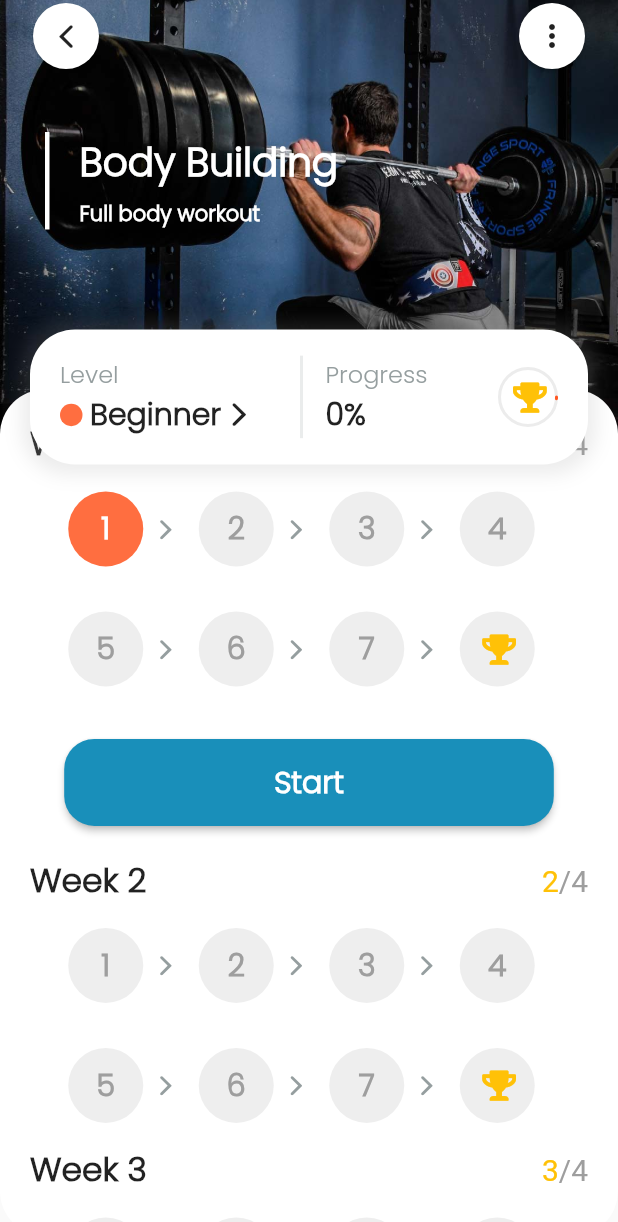
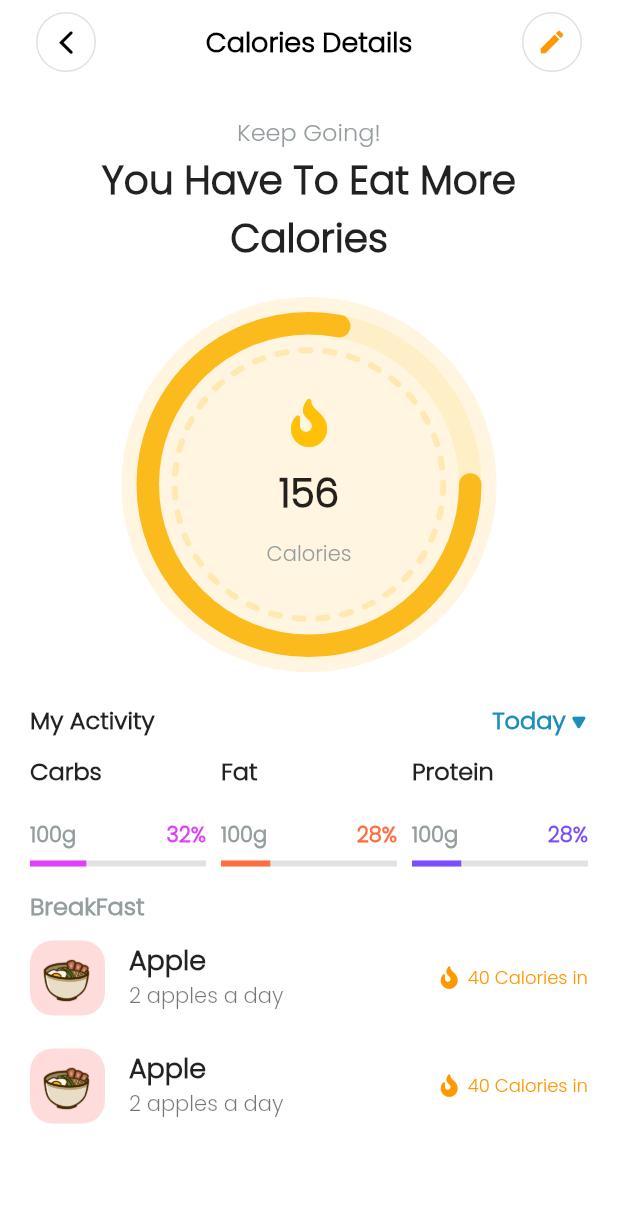
Before and after one commit to mustafamagdy/demos_fitness_1, a Flutter app: the screen it shows after launch, on a phone screen of 412 x 824 dp. Shown: the top 1222 px of the screen. Run offline on Flutter 3.47's test engine with Material 2 defaults, Android fonts, the phone set to English and light mode, and no system bars; drawn by our look-alikes of dotted_border, percent_indicator; our stand-ins replace font_awesome_flutter, material_design_icons_flutter.

Commit message:
calories details screen

```diff
--- a/lib/main.dart
+++ b/lib/main.dart
@@ -1,7 +1,6 @@
 import 'package:flutter/material.dart';
 
-import 'screens/goal/goal_screen.dart';
-import 'screens/home/home_screen.dart';
+import 'screens/calories_details_screen.dart';
 
 void main() {
   runApp(const MyApp());
@@ -19,7 +18,7 @@ class MyApp extends StatelessWidget {
         fontFamily: 'Poppins',
         primarySwatch: Colors.blue,
       ),
-      home: const GoalScreen(),
+      home: const CaloriesDetailsScreen(),
     );
   }
 }
--- /dev/null
+++ b/lib/screens/calories_details_screen.dart
@@ -0,0 +1,454 @@
+import 'package:dotted_border/dotted_border.dart';
+import 'package:fitness_1/constants.dart';
+import 'package:flutter/cupertino.dart';
+import 'package:flutter/material.dart';
+import 'dart:math' as math;
+
+import 'package:font_awesome_flutter/font_awesome_flutter.dart';
+import 'package:percent_indicator/circular_percent_indicator.dart';
+
+class CaloriesDetailsScreen extends StatelessWidget {
+  const CaloriesDetailsScreen({Key? key}) : super(key: key);
+
+  @override
+  Widget build(BuildContext context) {
+    final size = MediaQuery.of(context).size;
+    final activitySectionWidth = (size.width - kDefaultPadding * 3) / 3;
+    var height = size.height;
+    final centerWidgetSize = 250.0;
+    var appBar = AppBar(
+      backgroundColor: Colors.white,
+      elevation: 0,
+      automaticallyImplyLeading: false,
+      title: Row(
+        children: [
+          Padding(
+            padding: const EdgeInsets.all(8.0),
+            child: Container(
+              width: 40,
+              height: 40,
+              decoration: BoxDecoration(
+                borderRadius: BorderRadius.circular(50),
+                border:
+                    Border.all(color: kLightGrey.withOpacity(0.3), width: 1),
+              ),
+              child: const Icon(CupertinoIcons.back, color: Colors.black),
+            ),
+          ),
+          const Expanded(
+            child: Center(
+              child: Text(
+                'Calories Details',
+                style: TextStyle(
+                  fontWeight: FontWeight.bold,
+                  fontSize: 18,
+                  color: Colors.black,
+                ),
+              ),
+            ),
+          ),
+          Padding(
+            padding: const EdgeInsets.all(8.0),
+            child: Container(
+              width: 40,
+              height: 40,
+              decoration: BoxDecoration(
+                borderRadius: BorderRadius.circular(50),
+                border:
+                    Border.all(color: kLightGrey.withOpacity(0.3), width: 1),
+              ),
+              child: const Icon(
+                Icons.edit,
+                color: Colors.orange,
+                size: 20,
+              ),
+            ),
+          ),
+        ],
+      ),
+    );
+    var space1 = const SizedBox(height: kDefaultPadding);
+
+    height = height -
+        appBar.preferredSize.height -
+        space1.height! -
+        350 -
+        kDefaultPadding -
+        100 -
+        kDefaultPadding -
+        kDefaultPadding -
+        (2 * 50);
+
+    return Scaffold(
+      backgroundColor: Colors.white,
+      appBar: appBar,
+      body: Padding(
+        padding: const EdgeInsets.symmetric(horizontal: kDefaultPadding),
+        child: Column(
+          crossAxisAlignment: CrossAxisAlignment.center,
+          children: [
+            space1,
+            const Text(
+              'Keep Going!',
+              style: TextStyle(
+                color: kLightGrey,
+                fontSize: 16,
+              ),
+            ),
+            const Padding(
+              padding: EdgeInsets.symmetric(
+                horizontal: kDefaultPadding * 2,
+              ),
+              child: Text(
+                'You Have To Eat More Calories',
+                textAlign: TextAlign.center,
+                style: TextStyle(
+                  fontWeight: FontWeight.bold,
+                  fontSize: 26,
+                ),
+              ),
+            ),
+            Container(
+              margin: const EdgeInsets.symmetric(
+                horizontal: kDefaultPadding * 2,
+                vertical: kDefaultPadding,
+              ),
+              width: centerWidgetSize,
+              height: centerWidgetSize,
+              decoration: BoxDecoration(
+                color: const Color(0xFFFFF5E0),
+                borderRadius: BorderRadius.circular(centerWidgetSize / 2),
+              ),
+              child: Stack(
+                alignment: Alignment.center,
+                children: [
+                  CircularPercentIndicator(
+                    animation: true,
+                    startAngle: 90.0,
+                    circularStrokeCap: CircularStrokeCap.round,
+                    backgroundColor: const Color(0xFFFFEFC7),
+                    progressColor: const Color(0xFFFCBB1C),
+                    radius: (centerWidgetSize / 2) - (kDefaultPadding / 2),
+                    lineWidth: 15.0,
+                    percent: 0.78,
+                    center: DottedBorder(
+                      color: const Color(0xFFFFE8B1),
+                      borderType: BorderType.Circle,
+                      dashPattern: const [6, 10],
+                      strokeWidth: 4,
+                      radius: Radius.circular(centerWidgetSize / 2),
+                      strokeCap: StrokeCap.round,
+                      child: SizedBox(
+                        width: centerWidgetSize * .7,
+                        height: centerWidgetSize * .7,
+                        // padding: const EdgeInsets.all(kDefaultPadding),
+
+                        child: Padding(
+                          padding: const EdgeInsets.all(kDefaultPadding),
+                          child: Column(
+                            mainAxisAlignment: MainAxisAlignment.spaceEvenly,
+                            crossAxisAlignment: CrossAxisAlignment.center,
+                            children: const [
+                              Icon(
+                                FontAwesomeIcons.fire,
+                                color: Colors.amber,
+                                size: 32,
+                              ),
+                              Text(
+                                '156',
+                                style: TextStyle(
+                                  fontWeight: FontWeight.bold,
+                                  fontSize: 26,
+                                ),
+                              ),
+                              Text(
+                                'Calories',
+                                style: TextStyle(
+                                  color: kLightGrey,
+                                  fontSize: 14,
+                                ),
+                              ),
+                            ],
+                          ),
+                        ),
+                      ),
+                    ),
+                  ),
+                ],
+              ),
+            ),
+            Row(
+              mainAxisAlignment: MainAxisAlignment.spaceBetween,
+              children: [
+                const Text(
+                  'My Activity',
+                  style: TextStyle(
+                    fontWeight: FontWeight.bold,
+                    fontSize: 16,
+                  ),
+                ),
+                Wrap(
+                  crossAxisAlignment: WrapCrossAlignment.center,
+                  children: [
+                    const Text(
+                      'Today',
+                      style: TextStyle(
+                          color: kSkyBlue,
+                          fontSize: 16,
+                          fontWeight: FontWeight.bold),
+                    ),
+                    const SizedBox(width: kDefaultPadding / 4),
+                    Transform.rotate(
+                      angle: math.pi / 3,
+                      child: const Icon(
+                        CupertinoIcons.triangle_fill,
+                        color: kSkyBlue,
+                        size: 10,
+                      ),
+                    ),
+                  ],
+                )
+              ],
+            ),
+            const SizedBox(height: kDefaultPadding / 2),
+            Row(
+              mainAxisAlignment: MainAxisAlignment.spaceBetween,
+              children: [
+                SizedBox(
+                  width: activitySectionWidth,
+                  height: 80,
+                  child: Column(
+                    crossAxisAlignment: CrossAxisAlignment.start,
+                    children: [
+                      const Text(
+                        'Carbs',
+                        style: TextStyle(
+                          fontWeight: FontWeight.bold,
+                          fontSize: 16,
+                        ),
+                      ),
+                      const SizedBox(height: kDefaultPadding),
+                      Row(
+                        mainAxisAlignment: MainAxisAlignment.spaceBetween,
+                        children: const [
+                          Text(
+                            '100g',
+                            style: TextStyle(
+                              fontWeight: FontWeight.bold,
+                              color: kLightGrey,
+                              fontSize: 14,
+                            ),
+                          ),
+                          Text(
+                            '32%',
+                            style: TextStyle(
+                              fontWeight: FontWeight.bold,
+                              color: Colors.purpleAccent,
+                              fontSize: 14,
+                            ),
+                          ),
+                        ],
+                      ),
+                      const SizedBox(height: kDefaultPadding / 3),
+                      Stack(
+                        children: [
+                          Container(
+                            height: 4,
+                            color: Colors.grey.withOpacity(0.3),
+                          ),
+                          FractionallySizedBox(
+                            widthFactor: 0.32,
+                            child: Container(
+                              height: 4,
+                              color: Colors.purpleAccent,
+                            ),
+                          ),
+                        ],
+                      )
+                    ],
+                  ),
+                ),
+                SizedBox(
+                  width: activitySectionWidth,
+                  height: 80,
+                  child: Column(
+                    crossAxisAlignment: CrossAxisAlignment.start,
+                    children: [
+                      const Text(
+                        'Fat',
+                        style: TextStyle(
+                          fontWeight: FontWeight.bold,
+                          fontSize: 16,
+                        ),
+                      ),
+                      const SizedBox(height: kDefaultPadding),
+                      Row(
+                        mainAxisAlignment: MainAxisAlignment.spaceBetween,
+                        children: const [
+                          Text(
+                            '100g',
+                            style: TextStyle(
+                              fontWeight: FontWeight.bold,
+                              color: kLightGrey,
+                              fontSize: 14,
+                            ),
+                          ),
+                          Text(
+                            '28%',
+                            style: TextStyle(
+                              fontWeight: FontWeight.bold,
+                              color: Colors.deepOrangeAccent,
+                              fontSize: 14,
+                            ),
+                          ),
+                        ],
+                      ),
+                      const SizedBox(height: kDefaultPadding / 3),
+                      Stack(
+                        children: [
+                          Container(
+                            height: 4,
+                            color: Colors.grey.withOpacity(0.3),
+                          ),
+                          FractionallySizedBox(
+                            widthFactor: 0.28,
+                            child: Container(
+                              height: 4,
+                              color: Colors.deepOrangeAccent,
+                            ),
+                          ),
+                        ],
+                      )
+                    ],
+                  ),
+                ),
+                SizedBox(
+                  width: activitySectionWidth,
+                  height: 80,
+                  child: Column(
+                    crossAxisAlignment: CrossAxisAlignment.start,
+                    children: [
+                      const Text(
+                        'Protein',
+                        style: TextStyle(
+                          fontWeight: FontWeight.bold,
+                          fontSize: 16,
+                        ),
+                      ),
+                      const SizedBox(height: kDefaultPadding),
+                      Row(
+                        mainAxisAlignment: MainAxisAlignment.spaceBetween,
+                        children: const [
+                          Text(
+                            '100g',
+                            style: TextStyle(
+                              fontWeight: FontWeight.bold,
+                              color: kLightGrey,
+                              fontSize: 14,
+                            ),
+                          ),
+                          Text(
+                            '28%',
+                            style: TextStyle(
+                              fontWeight: FontWeight.bold,
+                              color: Colors.deepPurpleAccent,
+                              fontSize: 14,
+                            ),
+                          ),
+                        ],
+                      ),
+                      const SizedBox(height: kDefaultPadding / 3),
+                      Stack(
+                        children: [
+                          Container(
+                            height: 4,
+                            color: Colors.grey.withOpacity(0.3),
+                          ),
+                          FractionallySizedBox(
+                            widthFactor: 0.28,
+                            child: Container(
+                              height: 4,
+                              color: Colors.deepPurpleAccent,
+                            ),
+                          ),
+                        ],
+                      )
+                    ],
+                  ),
+                ),
+              ],
+            ),
+            const SizedBox(height: kDefaultPadding / 2),
+            Row(
+              children: const [
+                Text(
+                  'BreakFast',
+                  style: TextStyle(
+                    fontWeight: FontWeight.bold,
+                    color: kLightGrey,
+                    fontSize: 16,
+                  ),
+                ),
+              ],
+            ),
+            SizedBox(
+              height: height,
+              child: ListView.builder(
+                itemCount: 3,
+                itemBuilder: (ctx, idx) {
+                  return ListTile(
+                    contentPadding: const EdgeInsets.all(0),
+                    leading: Container(
+                      padding: const EdgeInsets.all(kDefaultPadding / 4),
+                      width: 50,
+                      height: 50,
+                      decoration: BoxDecoration(
+                        color: Colors.redAccent.withOpacity(0.2),
+                        borderRadius: BorderRadius.circular(15),
+                      ),
+                      child: Image.asset('assets/images/food1.png'),
+                    ),
+                    title: const Text(
+                      'Apple',
+                      style: TextStyle(
+                        fontWeight: FontWeight.bold,
+                        fontSize: 18,
+                      ),
+                    ),
+                    subtitle: const Text(
+                      '2 apples a day',
+                      style: TextStyle(
+                        fontSize: 14,
+                      ),
+                    ),
+                    trailing: SizedBox(
+                      width: 100,
+                      child: Row(
+                        mainAxisAlignment: MainAxisAlignment.spaceBetween,
+                        crossAxisAlignment: CrossAxisAlignment.center,
+                        children: const [
+                          Icon(
+                            FontAwesomeIcons.fire,
+                            color: Colors.orange,
+                            size: 15,
+                          ),
+                          Text(
+                            '40 Calories in',
+                            style: TextStyle(
+                              color: Colors.orange,
+                              fontSize: 12,
+                            ),
+                          ),
+                        ],
+                      ),
+                    ),
+                  );
+                },
+              ),
+            )
+          ],
+        ),
+      ),
+    );
+  }
+}
--- a/lib/screens/goal/progress.dart
+++ b/lib/screens/goal/progress.dart
@@ -122,7 +122,8 @@ class Progress extends StatelessWidget {
                           color: Colors.amber,
                           size: 20,
                         ),
-                        )),
+                      ),
+                    ),
                   ],
                 ),
               )
--- a/pubspec.yaml
+++ b/pubspec.yaml
@@ -37,6 +37,7 @@ dependencies:
   material_design_icons_flutter: ^5.0.6595
   font_awesome_flutter: ^9.2.0
   percent_indicator: ^4.0.0
+  dotted_border: ^2.0.0+2
 
 dev_dependencies:
   flutter_test:
```
Also changed, not shown: assets/images/food1.png (added), pubspec.lock. Lines whose indentation alone changed are shown as unchanged.
